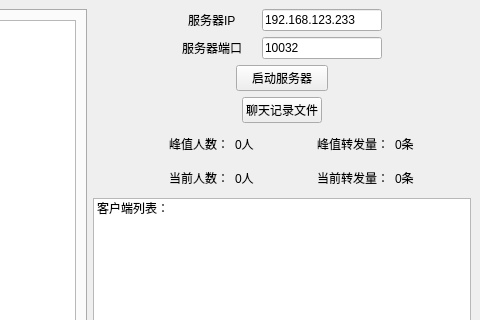
The window that server/src/ui/qt_file/MainWindow_ui.ui (Executioner2/zhuan-zhou) describes before a commit, drawn with Qt 5; both pictures show x 300 to 780 and y 0 to 320 of the 780 by 475 pixel window.
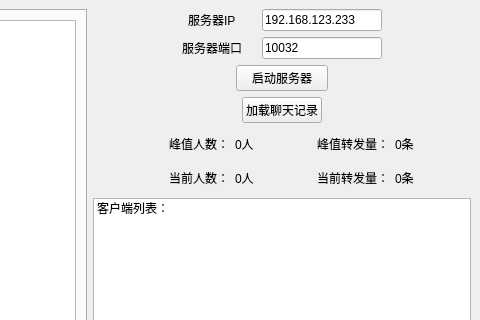
The same window after the commit.

The edit to the form file:
```diff
--- a/server/src/ui/qt_file/MainWindow_ui.ui
+++ b/server/src/ui/qt_file/MainWindow_ui.ui
@@ -232,7 +232,7 @@
           <item alignment="Qt::AlignHCenter">
            <widget class="QPushButton" name="checkRecordFile">
             <property name="text">
-             <string>聊天记录文件</string>
+             <string>加载聊天记录</string>
             </property>
            </widget>
           </item>
```
Left out of the diff: 13 changed lines with no effect on the pictures.
